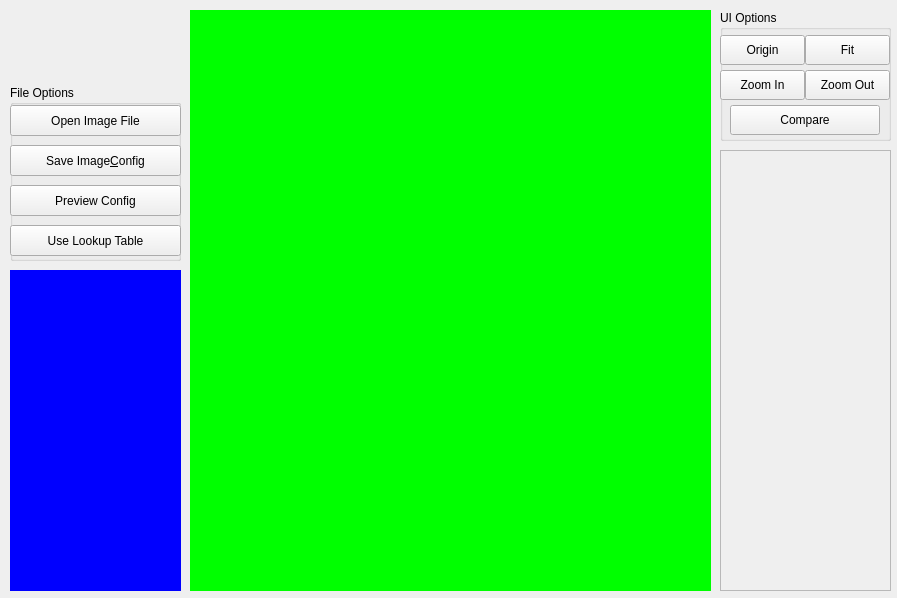
Qt form filterGenerator/ui/mainwindow.ui (wysaid/cge-tools) before a commit.
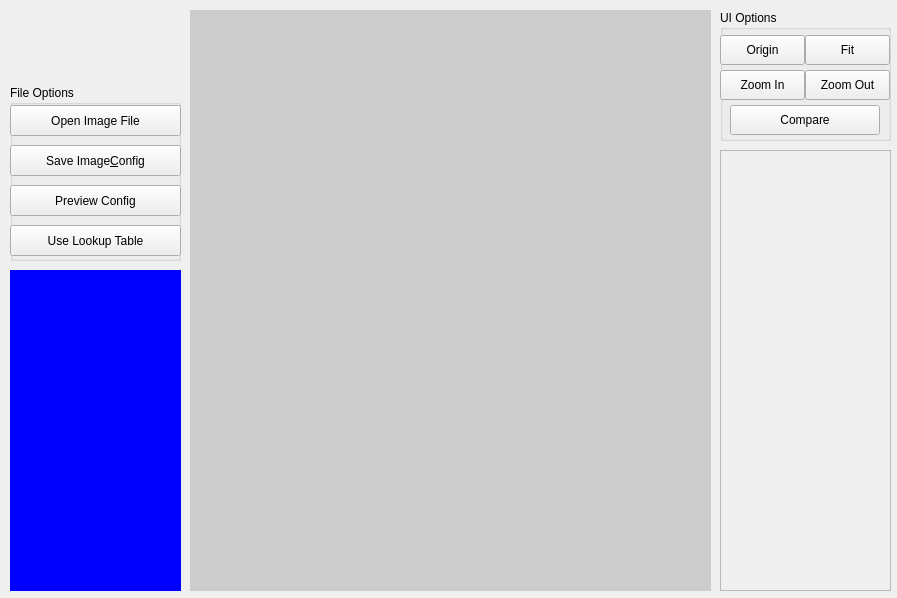
The same form after that commit. Icons and pictures are not drawn.

Patch:
```diff
--- a/filterGenerator/ui/mainwindow.ui
+++ b/filterGenerator/ui/mainwindow.ui
@@ -53,7 +53,7 @@
      </rect>
     </property>
     <property name="styleSheet">
-     <string notr="true">background-color:#0f0;</string>
+     <string notr="true">background-color: #CCCCCC;</string>
     </property>
    </widget>
    <widget class="QWidget" name="controlWidget" native="true">
```
